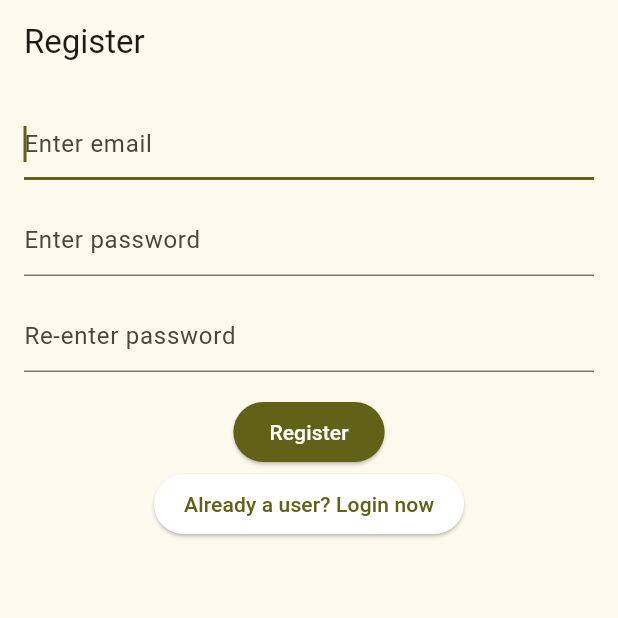
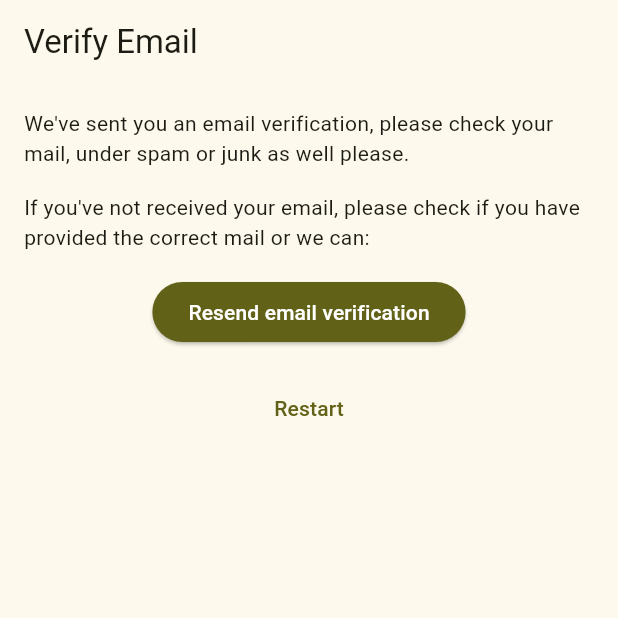
Before and after one commit to Fa3zzz/notes_app, a Flutter app: the RegisterView screen opened directly, after a tap on "Register", on a phone screen of 412 x 824 dp, the top half of it. Run offline on Flutter 3.47's test engine with Material 3 defaults, Android fonts, the phone set to English and light mode, and no system bars.

Commit message:
New screens added(UI)

```diff
--- /dev/null
+++ b/lib/enums/menu_action.dart
@@ -0,0 +1,3 @@
+enum MenuAction {
+  logout
+}
--- a/lib/main.dart
+++ b/lib/main.dart
@@ -1,4 +1,5 @@
 import 'package:flutter/material.dart';
+import 'package:notes_app/views/login_view.dart';
 
 void main() {
   runApp(const MyApp());
@@ -16,169 +17,7 @@ class MyApp extends StatelessWidget {
         colorScheme: .fromSeed(seedColor: Colors.yellowAccent),
       ),
       home: const LoginView(),
+      debugShowCheckedModeBanner: false,
     );
   }
 }
-
-
-class LoginView extends StatefulWidget {
-  const LoginView({super.key});
-
-  @override
-  State<LoginView> createState() => _LoginViewState();
-}
-
-class _LoginViewState extends State<LoginView> {
-  @override
-  Widget build(BuildContext context) {
-    return Scaffold(
-      appBar: AppBar(
-        title: const Text('Login'),
-      ),
-      body: Padding(
-        padding: const EdgeInsets.all(16.0),
-        child: Column(
-          children: [
-            TextField(
-              enableSuggestions: false,
-              autocorrect: false,
-              keyboardType: TextInputType.emailAddress,
-              decoration: const InputDecoration(hintText: "Enter email"),
-            ),
-            const SizedBox(
-              height: 16,
-            ),
-            TextField(
-              obscureText: true,
-              enableSuggestions: false,
-              autocorrect: false,
-              autofocus: true,
-              decoration: InputDecoration(
-                hintText: "Enter password",
-              ),
-            ),
-            const SizedBox(
-              height: 16,
-            ),
-            ElevatedButton(
-              onPressed: () {
-                print('Pressed login');
-              },
-              style: ElevatedButton.styleFrom(
-                backgroundColor: Theme.of(context).colorScheme.primary,
-                foregroundColor: Colors.white,
-                padding: const EdgeInsets.symmetric(horizontal: 20, vertical: 10),
-                shape: const StadiumBorder(),
-              ),
-              child: const Text("Login"),
-            ),
-            ElevatedButton(
-              style: ElevatedButton.styleFrom(
-                backgroundColor: Colors.white,
-                foregroundColor: Theme.of(context).colorScheme.primary,
-                padding: const EdgeInsets.symmetric(horizontal: 20, vertical: 10),
-                shape: const StadiumBorder(),
-              ),
-              onPressed: () {
-                Navigator.of(context).pushAndRemoveUntil(
-                  MaterialPageRoute(builder: (context) => const RegisterView(),
-                  ),
-                  (route) => false,
-                );
-              },
-              child: const Text('Not registered? Register now!'),
-            )
-          ],
-        ),
-      ),
-    );
-  }
-}
-
-class RegisterView extends StatefulWidget {
-  const RegisterView({super.key});
-
-  @override
-  State<RegisterView> createState() => _RegisterViewState();
-}
-
-class _RegisterViewState extends State<RegisterView> {
-  @override
-  Widget build(BuildContext context) {
-    return Scaffold(
-      appBar: AppBar(
-        title: const Text('Register'),
-      ),
-      body: Padding(
-        padding: EdgeInsets.all(16),
-        child: Column(
-          children: [
-            TextField(
-              enableSuggestions: false,
-              autocorrect: false,
-              keyboardType: TextInputType.emailAddress,
-              autofocus: true,
-              decoration: InputDecoration(
-                hintText: 'Enter email',
-              ),
-            ),
-            const SizedBox(
-              height: 16,
-            ),
-            TextField(
-              enableSuggestions: false,
-              obscureText: true,
-              autocorrect: false,
-              autofocus: false,
-              decoration: InputDecoration(
-                hintText: 'Enter password',
-              ),
-            ),
-            const SizedBox(
-              height: 16,
-            ),
-            TextField(
-              obscureText: true,
-              enableSuggestions: false,
-              autocorrect: false,
-              autofocus: true,
-              decoration: InputDecoration(
-                hintText: 'Re-enter password',
-              ),
-            ),
-            SizedBox(
-              height: 16,
-            ),
-            ElevatedButton(
-              style: ElevatedButton.styleFrom(
-                backgroundColor: Theme.of(context).colorScheme.primary,
-                foregroundColor: Colors.white,
-                shape: const StadiumBorder(),
-              ),
-              onPressed: () {
-                print('User has registered');
-              },
-              child: const Text('Register'),
-            ),
-            ElevatedButton(
-              style: ElevatedButton.styleFrom(
-                backgroundColor: Colors.white,
-                foregroundColor: Theme.of(context).colorScheme.primary,
-                padding: const EdgeInsets.symmetric(horizontal: 20, vertical: 10),
-                shape: const StadiumBorder(),
-              ),
-              onPressed: () {
-                Navigator.of(context).pushAndRemoveUntil(
-                  MaterialPageRoute(builder: (context) => const LoginView(),
-                  ),
-                  (route) => false,
-                );
-              },
-              child: const Text('Already a user? Login now'),
-            ),
-          ],
-        ),
-      ),
-    );
-  }
-}
--- /dev/null
+++ b/lib/views/register_view.dart
@@ -0,0 +1,96 @@
+
+import 'package:flutter/material.dart';
+import 'package:notes_app/views/login_view.dart';
+import 'package:notes_app/views/verify_email_view.dart';
+
+class RegisterView extends StatefulWidget {
+  const RegisterView({super.key});
+
+  @override
+  State<RegisterView> createState() => _RegisterViewState();
+}
+
+class _RegisterViewState extends State<RegisterView> {
+  @override
+  Widget build(BuildContext context) {
+    return Scaffold(
+      appBar: AppBar(
+        title: const Text('Register'),
+      ),
+      body: Padding(
+        padding: EdgeInsets.all(16),
+        child: Column(
+          mainAxisAlignment: MainAxisAlignment.start,
+          children: [
+            TextField(
+              enableSuggestions: false,
+              autocorrect: false,
+              keyboardType: TextInputType.emailAddress,
+              autofocus: true,
+              decoration: InputDecoration(
+                hintText: 'Enter email',
+              ),
+            ),
+            const SizedBox(
+              height: 16,
+            ),
+            TextField(
+              enableSuggestions: false,
+              obscureText: true,
+              autocorrect: false,
+              autofocus: false,
+              decoration: InputDecoration(
+                hintText: 'Enter password',
+              ),
+            ),
+            const SizedBox(
+              height: 16,
+            ),
+            TextField(
+              obscureText: true,
+              enableSuggestions: false,
+              autocorrect: false,
+              autofocus: true,
+              decoration: InputDecoration(
+                hintText: 'Re-enter password',
+              ),
+            ),
+            SizedBox(
+              height: 16,
+            ),
+            ElevatedButton(
+              style: ElevatedButton.styleFrom(
+                backgroundColor: Theme.of(context).colorScheme.primary,
+                foregroundColor: Colors.white,
+                shape: const StadiumBorder(),
+              ),
+              onPressed: () {
+                Navigator.of(context).pushAndRemoveUntil(
+                  MaterialPageRoute(builder: (context) => const VerifyEmailView(),
+                ),
+                (route) => false,
+                );
+              },
+              child: const Text('Register'),
+            ),
+            TextButton(
+              style: TextButton.styleFrom(
+                foregroundColor: Theme.of(context).colorScheme.primary,
+                padding: const EdgeInsets.symmetric(horizontal: 20, vertical: 10),
+                shape: const StadiumBorder(),
+              ),
+              onPressed: () {
+                Navigator.of(context).pushAndRemoveUntil(
+                  MaterialPageRoute(builder: (context) => const LoginView(),
+                  ),
+                  (route) => false,
+                );
+              },
+              child: const Text('Already a user? Login now'),
+            ),
+          ],
+        ),
+      ),
+    );
+  }
+}
--- /dev/null
+++ b/lib/views/verify_email_view.dart
@@ -0,0 +1,51 @@
+import 'package:flutter/material.dart';
+import 'package:notes_app/views/register_view.dart';
+
+class VerifyEmailView extends StatelessWidget {
+  const VerifyEmailView({super.key});
+
+  @override
+  Widget build(BuildContext context) {
+    return Scaffold(
+      appBar: AppBar(
+        title: const Text('Verify Email'),
+      ),
+      body: Padding(
+        padding: const EdgeInsets.all(16.0),
+        child: Column(
+          mainAxisAlignment: MainAxisAlignment.start,
+          children: [
+            const Text("We've sent you an email verification, please check your mail, under spam or junk as well please."),
+            SizedBox(height: 16),
+            const Text("If you've not received your email, please check if you have provided the correct mail or we can:"),
+            SizedBox(height: 16),
+            ElevatedButton(
+              onPressed: () {
+                print('Verification email requested');
+              },
+              child: const Text('Resend email verification'),
+              style: ElevatedButton.styleFrom(
+                backgroundColor: Theme.of(context).colorScheme.primary,
+                foregroundColor: Colors.white,
+              ),
+            ),
+            SizedBox(height: 16),
+            TextButton(
+              onPressed: () {
+                Navigator.of(context).pushAndRemoveUntil(
+                  MaterialPageRoute(builder: (context) => const RegisterView(),
+                  ),
+                  (route) => false,
+                );
+              },
+              child: const Text('Restart'),
+              style: TextButton.styleFrom(
+                foregroundColor: Theme.of(context).colorScheme.primary,
+              ),
+            )
+          ],
+        ),
+      ),
+    );
+  }
+}
```
Also changed, not shown: lib/views/create_update_note_view.dart (added, +52 -0 lines), lib/views/login_view.dart (added, +82 -0 lines), lib/views/notes_view.dart (added, +59 -0 lines).
